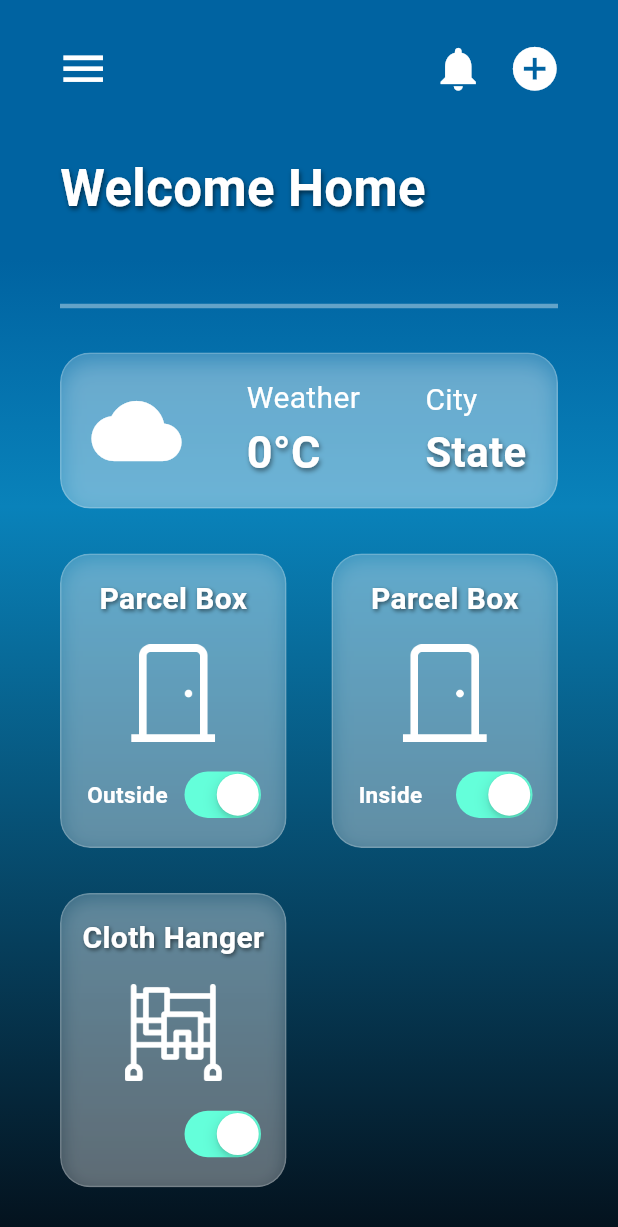
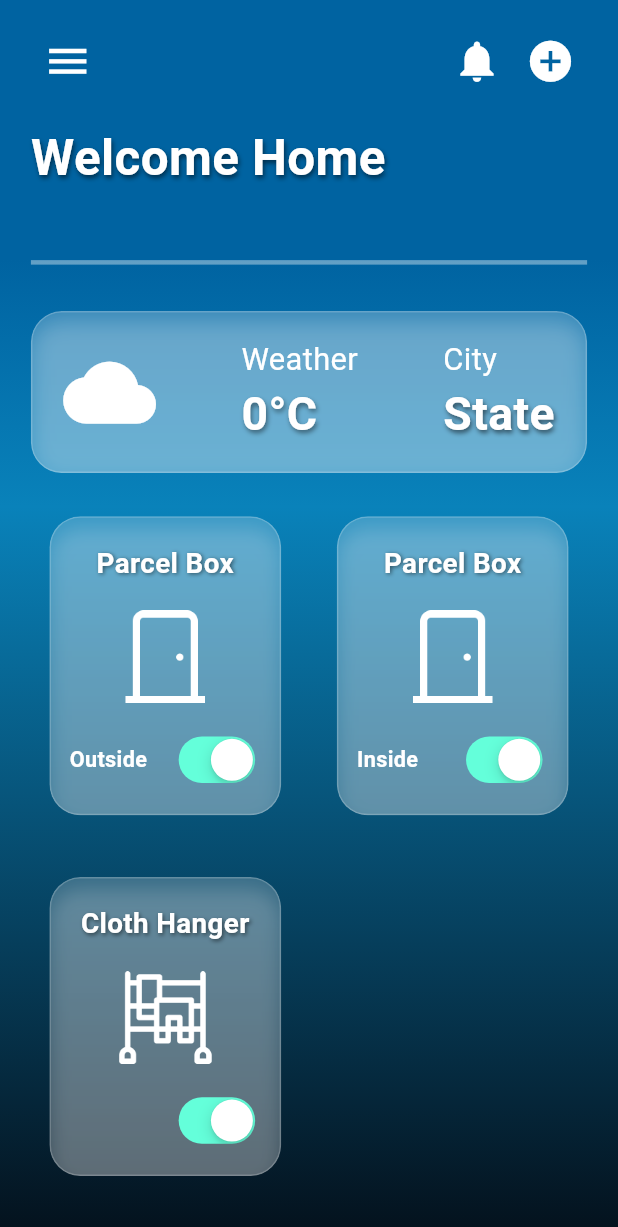
Before and after one commit to maozedoggo/FYP_Smahorz, a Flutter app: the HomePage screen opened directly, on a phone screen of 412 x 824 dp. Shown: the top 1227 px of the screen. Run offline on Flutter 3.47's test engine with Material 3 defaults, Android fonts, the phone set to English and light mode, and no system bars; drawn by our look-alikes of flutter_advanced_drawer; our stand-ins replace cloud_firestore, firebase_auth, firebase_core, firebase_storage, image_picker; accounts and stored records are empty; network calls fail.

Commit message:
Reactive-layout-homepage

```diff
--- a/lib/ui/view_devices.dart
+++ b/lib/ui/view_devices.dart
@@ -20,41 +20,49 @@ class ViewDevices extends StatelessWidget {
 
   @override
   Widget build(BuildContext context) {
+    final screenWidth = MediaQuery.of(context).size.width;
+    final screenHeight = MediaQuery.of(context).size.height;
+
+    final deviceFontSize = screenWidth * 0.045;
+    final partFontSize = screenWidth * 0.035;
+    final iconSize = screenWidth * 0.15;
+
     return Padding(
-      padding: const EdgeInsets.all(15),
+      padding: EdgeInsets.all(screenWidth * 0.03),
       child: ClipRRect(
-        borderRadius: BorderRadius.circular(20),
+        borderRadius: BorderRadius.circular(screenWidth * 0.05),
         child: BackdropFilter(
           filter: ImageFilter.blur(sigmaX: 12, sigmaY: 12),
           child: Container(
             decoration: BoxDecoration(
-              color: Color.fromRGBO(255, 255, 255, 0.2),
-              borderRadius: BorderRadius.circular(20),
+              color: const Color.fromRGBO(255, 255, 255, 0.2),
+              borderRadius: BorderRadius.circular(screenWidth * 0.05),
               border: Border.all(
-                color: Color.fromRGBO(255, 255, 255, 0.2),
+                color: const Color.fromRGBO(255, 255, 255, 0.2),
                 width: 1,
               ),
               boxShadow: [
                 BoxShadow(
-                  color: Color.fromRGBO(255, 255, 255, 0.2),
+                  color: const Color.fromRGBO(255, 255, 255, 0.2),
                   blurRadius: 10,
-                  offset: const Offset(0, 4),
+                  offset: Offset(0, screenHeight * 0.01),
                 ),
               ],
             ),
-            child: Padding(
-              padding: const EdgeInsets.symmetric(vertical: 15, horizontal: 12),
+            padding: EdgeInsets.symmetric(
+              vertical: screenHeight * 0.02,
+              horizontal: screenWidth * 0.03,
+            ),
             child: Column(
               mainAxisAlignment: MainAxisAlignment.spaceBetween,
               children: [
-                  //Type of Devices
                 Text(
                   deviceType,
-                    style: const TextStyle(
+                  style: TextStyle(
                     fontWeight: FontWeight.bold,
-                      fontSize: 20,
+                    fontSize: deviceFontSize,
                     color: Colors.white,
-                      shadows: [
+                    shadows: const [
                       Shadow(
                         blurRadius: 3,
                         color: Colors.black54,
@@ -62,22 +70,17 @@ class ViewDevices extends StatelessWidget {
                       ),
                     ],
                   ),
+                  textAlign: TextAlign.center,
                 ),
-
-                  //Icons
-                  Image.asset(iconPath, height: 65, color: Colors.white),
-
-                  //Part of Devices + Switch
-                  Padding(
-                    padding: const EdgeInsets.only(left: 5.0),
-                    child: Row(
+                Image.asset(iconPath, height: iconSize, color: Colors.white),
+                Row(
                   children: [
                     Expanded(
                       child: Text(
                         devicePart,
-                            style: const TextStyle(
+                        style: TextStyle(
                           fontWeight: FontWeight.bold,
-                              fontSize: 15,
+                          fontSize: partFontSize,
                           color: Colors.white,
                         ),
                       ),
@@ -90,9 +93,7 @@ class ViewDevices extends StatelessWidget {
                     ),
                   ],
                 ),
-                  ),
               ],
-              ),
             ),
           ),
         ),
--- a/lib/views/pages/home_page.dart
+++ b/lib/views/pages/home_page.dart
@@ -1,14 +1,12 @@
-// Libraries
 import 'dart:ui';
-
+import 'package:flutter/material.dart';
 import 'package:cloud_firestore/cloud_firestore.dart';
 import 'package:firebase_auth/firebase_auth.dart';
-import 'package:flutter/material.dart';
 import 'package:flutter_advanced_drawer/flutter_advanced_drawer.dart';
+import 'package:smart_horizon_home/ui/view_devices.dart';
 
-// Paths
+
 import 'package:smart_horizon_home/services/weather_services.dart';
-import 'package:smart_horizon_home/ui/view_devices.dart';
 import 'package:smart_horizon_home/views/pages/notification-page/notification_page.dart';
 import 'package:smart_horizon_home/views/pages/smart-devices/clothe_hanger.dart';
 import 'package:smart_horizon_home/views/pages/smart-devices/parcel_outside.dart';
@@ -25,32 +23,22 @@ class HomePage extends StatefulWidget {
 }
 
 class _HomePageState extends State<HomePage> {
-  // Access weather service class
   final WeatherService weatherAPI = WeatherService();
+  bool _isLoadingWeather = true;
+  String _cityName = "City";
+  int _temp = 0;
+  String _stateName = "State";
 
-  // Padding's variables
-  final double horizontalPadding = 40.0;
-  final double verticalPadding = 20.0;
-
-  // List of Smart Devices [Name, Part, Icon, Status]
   final List<List<dynamic>> smartDevices = [
     ["Parcel Box", "Outside", "lib/icons/door-open.png", true],
     ["Parcel Box", "Inside", "lib/icons/door-open.png", true],
     ["Cloth Hanger", "", "lib/icons/drying-rack.png", true],
   ];
-
-  // List of smartdevices pages
   final List<Widget> devicePages = const [
     ParcelFront(),
     ParcelBack(),
     ClotheHanger(),
   ];
-
-  // Fetch weather data
-  bool _isLoadingWeather = true;
-  String _cityName = "City";
-  int _temp = 0;
-  String _stateName = "State";
 
   @override
   void initState() {
@@ -63,6 +51,7 @@ class _HomePageState extends State<HomePage> {
       await weatherAPI.fetchData();
       await weatherAPI.callApi();
 
+      if (!mounted) return;
       setState(() {
         _stateName = weatherAPI.stateName ?? "Unknown";
         _cityName = weatherAPI.cityName ?? "Unknown";
@@ -75,17 +64,14 @@ class _HomePageState extends State<HomePage> {
     }
   }
 
-  // Smart Device Switch
   void powerSwitchChanged(bool value, int index) {
     setState(() {
       smartDevices[index][3] = value;
     });
   }
 
-  // Sign out
   Future<void> _signout() async {
     await FirebaseAuth.instance.signOut();
-
     if (!mounted) return;
     Navigator.pushReplacement(
       context,
@@ -98,6 +84,15 @@ class _HomePageState extends State<HomePage> {
     final userEmail = FirebaseAuth.instance.currentUser?.email;
     final drawerController = AdvancedDrawerController();
 
+    final screenWidth = MediaQuery.of(context).size.width;
+    final screenHeight = MediaQuery.of(context).size.height;
+
+    final horizontalPadding = screenWidth * 0.05;
+    final verticalPadding = screenHeight * 0.02;
+    final iconSize = screenWidth * 0.08;
+    final titleFontSize = screenWidth * 0.08;
+    final subtitleFontSize = screenWidth * 0.05;
+
     return PopScope(
       canPop: false,
       child: AdvancedDrawer(
@@ -108,7 +103,6 @@ class _HomePageState extends State<HomePage> {
         animateChildDecoration: true,
         childDecoration: BoxDecoration(borderRadius: BorderRadius.circular(20)),
         backdropColor: const Color.fromARGB(255, 22, 22, 22),
-
         drawer: Container(
           color: const Color.fromARGB(255, 36, 36, 36),
           child: SafeArea(
@@ -133,7 +127,7 @@ class _HomePageState extends State<HomePage> {
                             Navigator.push(
                               context,
                               MaterialPageRoute(
-                                builder: (context) => ProfilePage(),
+                                builder: (_) => ProfilePage(),
                               ),
                             );
                           },
@@ -146,7 +140,7 @@ class _HomePageState extends State<HomePage> {
                             Navigator.push(
                               context,
                               MaterialPageRoute(
-                                builder: (context) => SettingsPage(),
+                                builder: (_) => SettingsPage(),
                               ),
                             );
                           },
@@ -158,23 +152,26 @@ class _HomePageState extends State<HomePage> {
                   ),
                   Center(
                     child: TextButton.icon(
-                      style: ButtonStyle(
-                        animationDuration: const Duration(milliseconds: 250),
-                      ),
                       onPressed: _signout,
                       icon: Icon(
                         Icons.logout_rounded,
                         color: Colors.red[700],
-                        size: 28,
+                        size: iconSize,
                       ),
                       label: Text(
                         "Logout",
-                        style: TextStyle(color: Colors.red[700], fontSize: 18),
+                        style: TextStyle(
+                          color: Colors.red[700],
+                          fontSize: subtitleFontSize,
+                        ),
                       ),
                     ),
                   ),
                   DefaultTextStyle(
-                    style: const TextStyle(fontSize: 14, color: Colors.white),
+                    style: TextStyle(
+                      fontSize: screenWidth * 0.03,
+                      color: Colors.white,
+                    ),
                     child: Container(
                       margin: const EdgeInsets.symmetric(vertical: 16.0),
                       child: const Text('Smart Horizon Home'),
@@ -185,9 +182,10 @@ class _HomePageState extends State<HomePage> {
             ),
           ),
         ),
-
         child: Scaffold(
           body: Container(
+            width: double.infinity,
+            height: double.infinity,
             decoration: const BoxDecoration(
               gradient: LinearGradient(
                 begin: Alignment.topCenter,
@@ -207,77 +205,67 @@ class _HomePageState extends State<HomePage> {
                   // Top bar
                   Padding(
                     padding: EdgeInsets.symmetric(
-                      horizontal: 30,
+                      horizontal: horizontalPadding,
                       vertical: verticalPadding,
                     ),
                     child: Row(
                       children: [
-                        Builder(
-                          builder: (context) => IconButton(
-                            icon: const Icon(
+                        IconButton(
+                          icon: Icon(
                             Icons.menu,
-                              size: 35,
+                            size: iconSize,
                             color: Colors.white,
                           ),
                           onPressed: () => drawerController.toggleDrawer(),
                         ),
-                        ),
                         const Spacer(),
-                        Builder(
-                          builder: (context) => IconButton(
-                            icon: const Icon(
+                        IconButton(
+                          icon: Icon(
                             Icons.notifications,
-                              size: 35,
+                            size: iconSize,
                             color: Colors.white,
                           ),
                           onPressed: () {
                             Navigator.push(
                               context,
                               MaterialPageRoute(
-                                  builder: (context) => NotificationPage(),
+                                builder: (_) => NotificationPage(),
                               ),
                             );
                           },
                         ),
-                        ),
-                        Builder(
-                          builder: (context) => IconButton(
-                            icon: const Icon(
+                        IconButton(
+                          icon: Icon(
                             Icons.add_circle,
-                              size: 35,
+                            size: iconSize,
                             color: Colors.white,
                           ),
                           onPressed: () {
                             Navigator.push(
                               context,
                               MaterialPageRoute(
-                                  builder: (context) => NotificationPage(),
+                                builder: (_) => NotificationPage(),
                               ),
                             );
                           },
-                          ),
                         ),
                       ],
                     ),
                   ),
 
-                  const SizedBox(height: 10),
-
                   // Welcome text
                   Padding(
-                    padding: EdgeInsets.symmetric(
-                      horizontal: horizontalPadding,
-                    ),
+                    padding: EdgeInsets.symmetric(horizontal: horizontalPadding),
                     child: Column(
                       crossAxisAlignment: CrossAxisAlignment.start,
                       children: [
-                        const Text(
+                        Text(
                           "Welcome Home",
                           style: TextStyle(
-                            fontSize: 34,
+                            fontSize: titleFontSize,
                             fontWeight: FontWeight.bold,
                             color: Colors.white,
-                            shadows: [
+                            shadows: const [
                               Shadow(
                                 blurRadius: 4,
                                 color: Colors.black54,
@@ -295,32 +283,31 @@ class _HomePageState extends State<HomePage> {
                             builder: (context, snapshot) {
                               if (snapshot.connectionState ==
                                   ConnectionState.waiting) {
-                                return const Text(
+                                return Text(
                                   "...",
                                   style: TextStyle(
-                                    fontSize: 26,
+                                    fontSize: subtitleFontSize,
                                     color: Colors.white70,
                                   ),
                                 );
                               }
                               if (!snapshot.hasData || !snapshot.data!.exists) {
-                                return const Text(
+                                return Text(
                                   "No username",
                                   style: TextStyle(
-                                    fontSize: 26,
+                                    fontSize: subtitleFontSize,
                                     color: Colors.white70,
                                   ),
                                 );
                               }
                               final data =
-                                  snapshot.data!.data()
-                                      as Map<String, dynamic>?;
+                                  snapshot.data!.data() as Map<String, dynamic>?;
                               return Text(
                                 data?['username'] ?? "",
-                                style: const TextStyle(
-                                  fontSize: 26,
+                                style: TextStyle(
+                                  fontSize: subtitleFontSize,
                                   color: Colors.white,
-                                  shadows: [
+                                  shadows: const [
                                     Shadow(
                                       blurRadius: 2,
                                       color: Colors.black54,
@@ -332,10 +319,10 @@ class _HomePageState extends State<HomePage> {
                             },
                           )
                         else
-                          const Text(
+                          Text(
                             "Not logged in",
                             style: TextStyle(
-                              fontSize: 26,
+                              fontSize: subtitleFontSize,
                               color: Colors.white70,
                             ),
                           ),
@@ -343,9 +330,9 @@ class _HomePageState extends State<HomePage> {
                     ),
                   ),
 
-                  const Padding(
+                  Padding(
                     padding: EdgeInsets.symmetric(
-                      horizontal: 40.0,
+                      horizontal: horizontalPadding,
                       vertical: 8,
                     ),
                     child: Divider(thickness: 3, color: Colors.white38),
@@ -353,33 +340,30 @@ class _HomePageState extends State<HomePage> {
 
                   // Weather container
                   Padding(
-                    padding: EdgeInsets.symmetric(
-                      horizontal: horizontalPadding,
-                      vertical: 15,
-                    ),
+                    padding: EdgeInsets.symmetric(horizontal: horizontalPadding, vertical: verticalPadding),
                     child: ClipRRect(
-                      borderRadius: BorderRadius.circular(20),
+                      borderRadius: BorderRadius.circular(screenWidth * 0.05),
                       child: BackdropFilter(
                         filter: ImageFilter.blur(sigmaX: 12, sigmaY: 12),
                         child: Container(
                           decoration: BoxDecoration(
-                            color: Color.fromRGBO(255, 255, 255, 0.2),
-                            borderRadius: BorderRadius.circular(20),
+                            color: const Color.fromRGBO(255, 255, 255, 0.2),
+                            borderRadius: BorderRadius.circular(screenWidth * 0.05),
+                            border: Border.all(
+                              color: const Color.fromRGBO(255, 255, 255, 0.2),
+                              width: 1,
+                            ),
                             boxShadow: [
                               BoxShadow(
-                                color: Color.fromRGBO(255, 255, 255, 0.25),
+                                color: const Color.fromRGBO(255, 255, 255, 0.25),
                                 blurRadius: 12,
                                 offset: const Offset(0, 6),
                               ),
                             ],
-                            border: Border.all(
-                              color: Color.fromRGBO(255, 255, 255, 0.2),
-                              width: 1,
                           ),
-                          ),
-                          padding: const EdgeInsets.symmetric(
-                            horizontal: 20,
-                            vertical: 15,
+                          padding: EdgeInsets.symmetric(
+                            horizontal: screenWidth * 0.05,
+                            vertical: screenHeight * 0.02,
                           ),
                           child: _isLoadingWeather
                               ? const Center(
@@ -391,29 +375,29 @@ class _HomePageState extends State<HomePage> {
                                   mainAxisAlignment:
                                       MainAxisAlignment.spaceBetween,
                                   children: [
-                                    const Icon(
+                                    Icon(
                                       Icons.cloud,
-                                      size: 60,
+                                      size: screenWidth * 0.15,
                                       color: Colors.white,
                                     ),
                                     Column(
                                       crossAxisAlignment:
                                           CrossAxisAlignment.start,
                                       children: [
-                                        const Text(
+                                        Text(
                                           "Weather",
                                           style: TextStyle(
-                                            fontSize: 20,
+                                            fontSize: subtitleFontSize,
                                             color: Colors.white,
                                           ),
                                         ),
                                         Text(
                                           "$_temp°C",
-                                          style: const TextStyle(
-                                            fontSize: 30,
+                                          style: TextStyle(
+                                            fontSize: subtitleFontSize * 1.5,
                                             fontWeight: FontWeight.bold,
                                             color: Colors.white,
-                                            shadows: [
+                                            shadows: const [
                                               Shadow(
                                                 blurRadius: 4,
                                                 color: Colors.black45,
@@ -425,8 +409,8 @@ class _HomePageState extends State<HomePage> {
                                       ],
                                     ),
                                     ConstrainedBox(
-                                      constraints: const BoxConstraints(
-                                        maxWidth: 120,
+                                      constraints: BoxConstraints(
+                                        maxWidth: screenWidth * 0.3,
                                       ),
                                       child: Column(
                                         crossAxisAlignment:
@@ -434,18 +418,18 @@ class _HomePageState extends State<HomePage> {
                                         children: [
                                           Text(
                                             _cityName,
-                                            style: const TextStyle(
-                                              fontSize: 20,
+                                            style: TextStyle(
+                                              fontSize: subtitleFontSize,
                                               color: Colors.white,
                                             ),
                                           ),
                                           Text(
                                             _stateName,
-                                            style: const TextStyle(
-                                              fontSize: 28,
+                                            style: TextStyle(
+                                              fontSize: subtitleFontSize * 1.5,
                                               fontWeight: FontWeight.bold,
                                               color: Colors.white,
-                                              shadows: [
+                                              shadows: const [
                                                 Shadow(
                                                   blurRadius: 4,
                                                   color: Colors.black54,
@@ -466,15 +450,18 @@ class _HomePageState extends State<HomePage> {
                     ),
                   ),
 
+                  // Devices grid
                   Expanded(
                     child: GridView.builder(
-                      physics: const NeverScrollableScrollPhysics(),
-                      padding: const EdgeInsets.symmetric(horizontal: 25),
+                      padding: EdgeInsets.symmetric(
+                        horizontal: horizontalPadding,
+                      ),
                       itemCount: smartDevices.length,
-                      gridDelegate:
-                          const SliverGridDelegateWithFixedCrossAxisCount(
-                            crossAxisCount: 2,
+                      gridDelegate: SliverGridDelegateWithMaxCrossAxisExtent(
+                        maxCrossAxisExtent: screenWidth * 0.5,
                         childAspectRatio: 0.8,
+                        mainAxisSpacing: screenHeight * 0.02,
+                        crossAxisSpacing: screenWidth * 0.03,
                       ),
                       itemBuilder: (context, index) {
                         return GestureDetector(
@@ -482,7 +469,7 @@ class _HomePageState extends State<HomePage> {
                             Navigator.push(
                               context,
                               MaterialPageRoute(
-                                builder: (context) => devicePages[index],
+                                builder: (_) => devicePages[index],
                               ),
                             );
                           },
```
Lines whose indentation alone changed are shown as unchanged.
